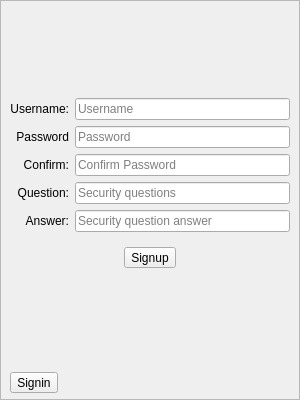
Above: src/ui/AuthWindow/AuthWindow.ui from guoiaoang/TaoTieChat before the change. Below: the same form after it.
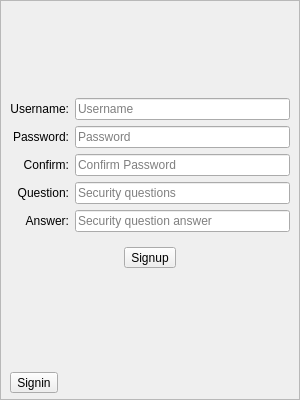
That is the form after the change. The open tabs and pages were chosen to show the change.

The edit to the form file:
```diff
--- a/src/ui/AuthWindow/AuthWindow.ui
+++ b/src/ui/AuthWindow/AuthWindow.ui
@@ -436,7 +436,7 @@
              <item row="1" column="0">
               <widget class="QLabel" name="signup_label_password">
                <property name="text">
-                <string>Password</string>
+                <string>Password:</string>
                </property>
                <property name="alignment">
                 <set>Qt::AlignmentFlag::AlignRight|Qt::AlignmentFlag::AlignTrailing|Qt::AlignmentFlag::AlignVCenter</set>
```
